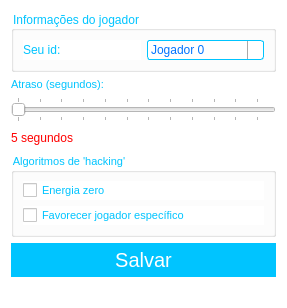
First picture: the form in frmsettings.ui, repository lucasvmx/Spark, before the edit.
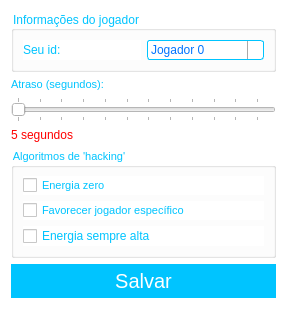
Second picture: the form after the edit. Icons and pictures are not drawn.

Commit message: fixed warzone closed check

Patch:
```diff
--- a/frmsettings.ui
+++ b/frmsettings.ui
@@ -278,6 +278,13 @@
         </property>
        </widget>
       </item>
+      <item row="2" column="0">
+       <widget class="QCheckBox" name="checkBox_3">
+        <property name="text">
+         <string>Energia sempre alta</string>
+        </property>
+       </widget>
+      </item>
      </layout>
     </widget>
    </item>
```
The commit also changes 8 other files.
